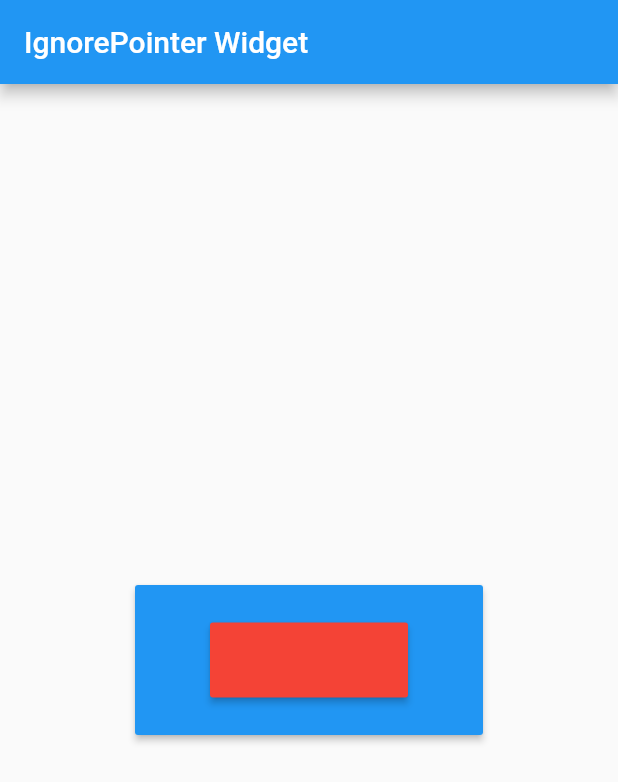
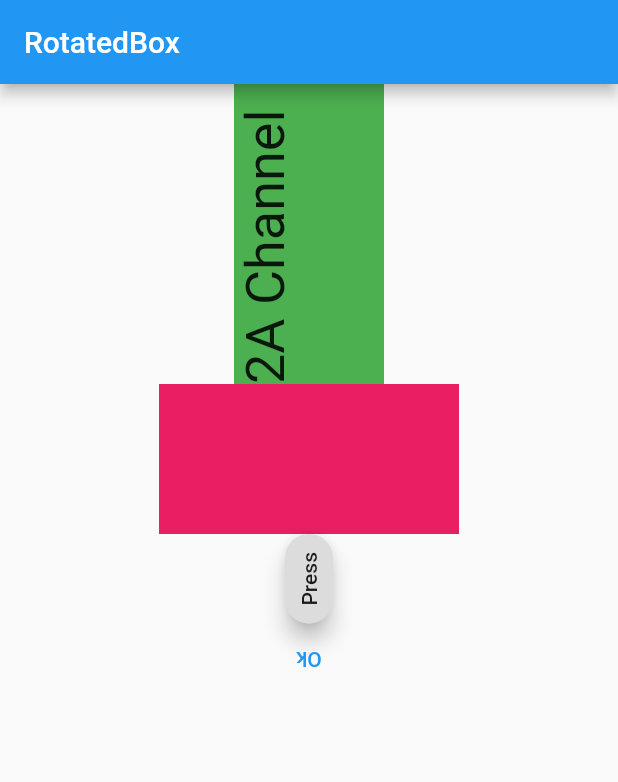
Before and after one commit to 7amdyDev/WidgetOfTheWeek, a Flutter app: the screen it shows after launch, on a phone screen of 412 x 824 dp. Shown: the top 782 px of the screen. Run offline on Flutter 3.47's test engine with Material 2 defaults, Android fonts, the phone set to English and light mode, and no system bars.

Commit message:
RotatedBox

```diff
--- a/lib/main.dart
+++ b/lib/main.dart
@@ -4,47 +4,68 @@ main(List<String> args) {
   runApp(MyApp());
 }
 
-class MyApp extends StatelessWidget {
+class MyApp extends StatefulWidget {
+  @override
+  _MyAppState createState() => _MyAppState();
+}
+
+class _MyAppState extends State<MyApp> {
   @override
   Widget build(BuildContext context) {
     return MaterialApp(
       title: 'Widget Of The Week',
       home: Scaffold(
         appBar: AppBar(
-            title: Text('IgnorePointer Widget'),
+          title: Text('RotatedBox'),
         ),
-          body: Center(
-            child: IgnorePointer(
-              ignoring: false,
-              child: Stack(
-                alignment: Alignment.center,
+        body: Home(),
+      ),
+    );
+  }
+}
+
+class Home extends StatelessWidget {
+  const Home({
+    Key key,
+  }) : super(key: key);
+
+  @override
+  Widget build(BuildContext context) {
+    return Center(
+        child: Column(
       children: [
-                  IgnorePointer(
-                    ignoring: false,
-                    child: RaisedButton(
-                      onPressed: () => print('blue'),
-                      color: Colors.blue,
+        RotatedBox(
+          quarterTurns: 3,
           child: Container(
+            width: 200,
             height: 100,
-                        width: 200,
+            color: Colors.green,
+            child: Text(
+              '2A Channel',
+              style: TextStyle(fontSize: 36),
             ),
           ),
         ),
-                  IgnorePointer(
-                    ignoring: false,
-                    child: RaisedButton(
-                      onPressed: () => print('red'),
-                      color: Colors.red,
-                      child: Container(
-                        height: 50,
-                        width: 100,
+        Container(
+          width: 200,
+          height: 100,
+          color: Colors.pink,
+        ),
+        RotatedBox(
+          quarterTurns: 3,
+          child: Chip(
+            label: Text('Press'),
+            elevation: 6,
           ),
         ),
+        RotatedBox(
+          quarterTurns: 2,
+          child: TextButton(
+            child: Text('Ok'),
+            onPressed: () {},
           ),
+        )
       ],
-              ),
-            ),
-          ),
     ));
   }
 }
```
Also changed, not shown: pubspec.lock. Lines whose indentation alone changed are shown as unchanged.
